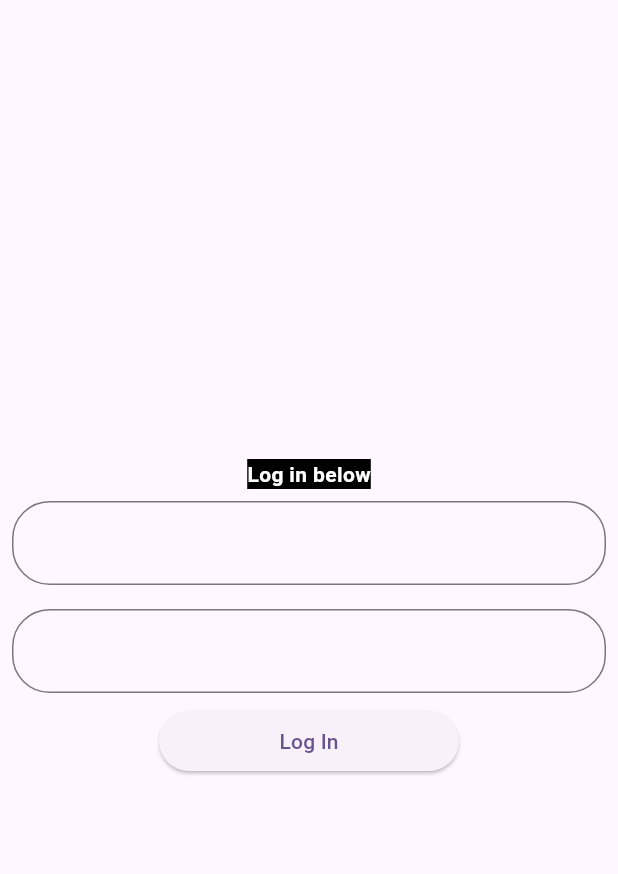
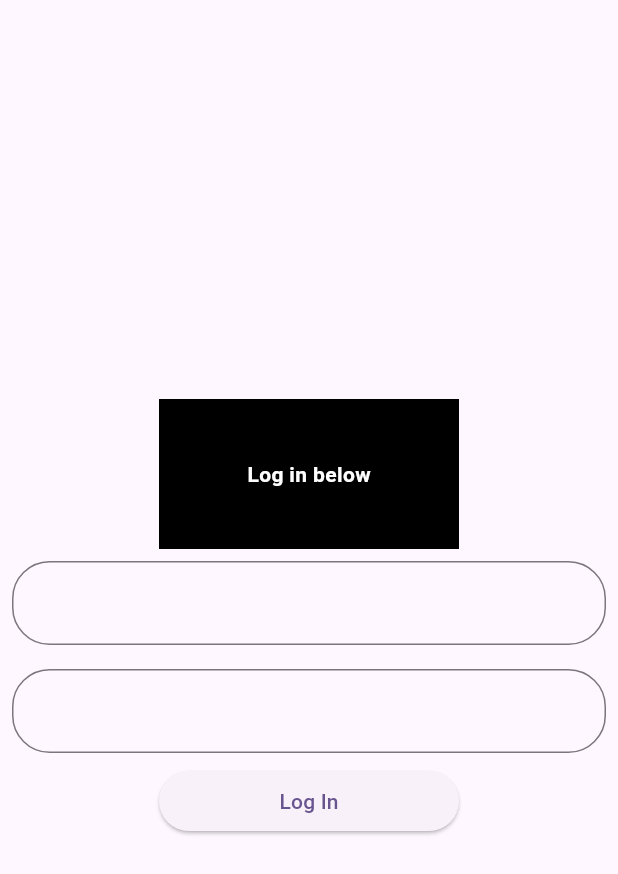
Before and after one commit to tlholo-kvs/my_habit_tracker, a Flutter app: the screen it shows after launch, on a phone screen of 412 x 824 dp. Shown: the top 874 px of the screen. Run offline on Flutter 3.47's test engine with Material 2 defaults, Android fonts, the phone set to English and light mode, and no system bars.

Commit message:
fix(ui): added better design to container around log in text

```diff
--- a/lib/screens/login.dart
+++ b/lib/screens/login.dart
@@ -20,13 +20,18 @@ class _LoginPageState extends State<LoginPage> {
       mainAxisAlignment: MainAxisAlignment.center,
       children: [
         Container(
-          decoration: const BoxDecoration(
-            color: Colors.black,
-          ),
-            child: const Text(
-          "Log in below",
-          style: TextStyle(fontWeight: FontWeight.w600, color: Colors.white),
-        )),
+            width: 200,
+            height: 100,
+            decoration: const BoxDecoration(
+              color: Colors.black,
+            ),
+            child: const Center(
+              child: Text(
+                "Log in below",
+                style:
+                    TextStyle(fontWeight: FontWeight.w600, color: Colors.white),
+              ),
+            )),
         const MyTextInput(
           hintTextForField: 'Enter email',
           labelText: "Enter email",
```
